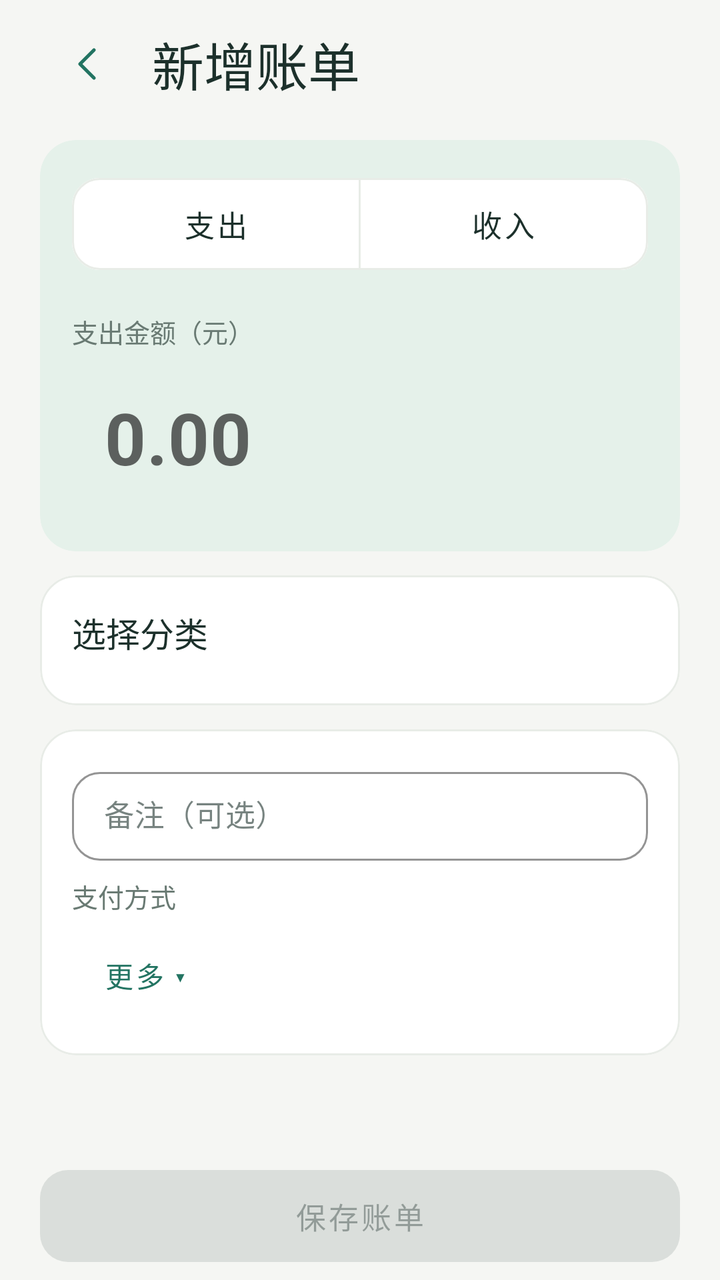
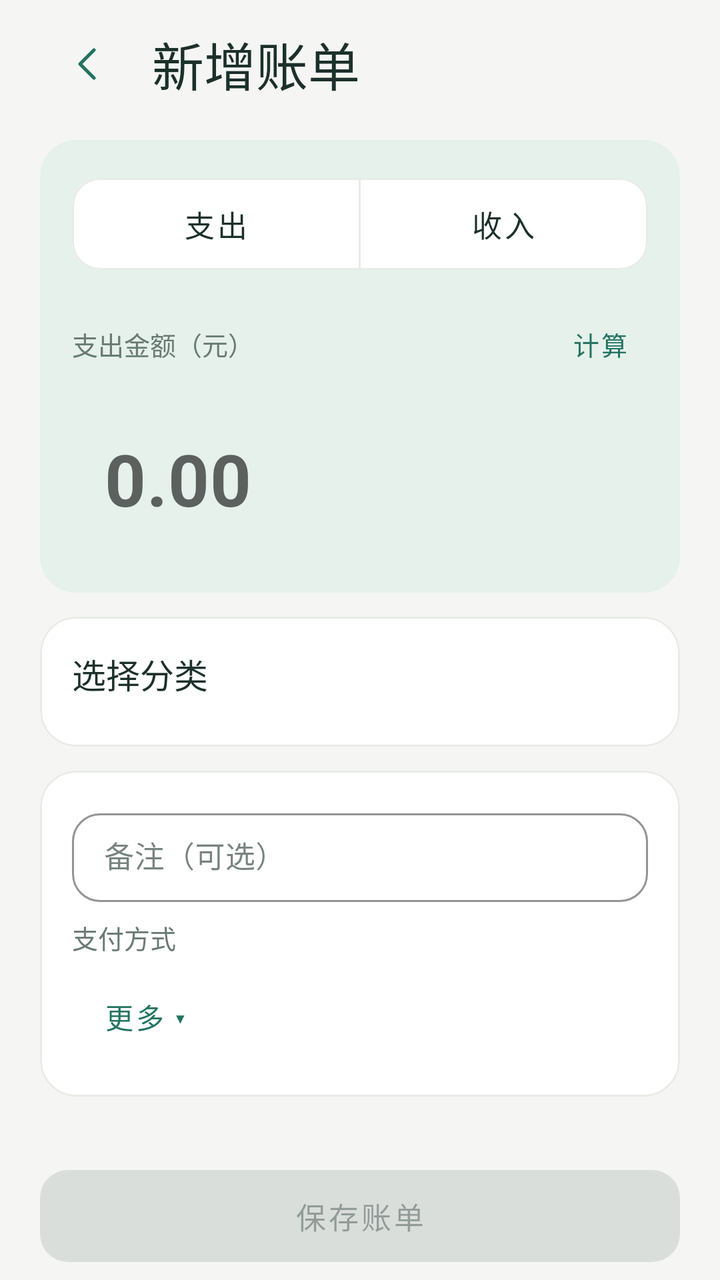

The first picture is an Android layout as it rendered before a commit; the second is the same layout after the commit. The layout source and the unified diff follow.
<!-- AndroidManifest.xml: application theme Theme.LightLedger -->
<!-- res/layout/activity_transaction_editor.xml -->
<?xml version='1.0' encoding='utf-8'?>
<LinearLayout xmlns:android="http://schemas.android.com/apk/res/android" xmlns:app="http://schemas.android.com/apk/res-auto" android:layout_width="match_parent" android:layout_height="match_parent" android:background="?attr/ledgerBackground" android:orientation="vertical">
    <LinearLayout android:layout_width="match_parent" android:layout_height="wrap_content" android:gravity="center_vertical" android:orientation="horizontal" android:paddingHorizontal="@dimen/ledger_page_gutter" android:paddingTop="8dp">
        <com.google.android.material.button.MaterialButton android:id="@+id/goBack" style="@style/LedgerTextButton" android:layout_width="48dp" android:layout_height="48dp" android:padding="0dp" android:minWidth="0dp" android:contentDescription="返回" app:icon="@drawable/ic_arrow_left" app:iconGravity="textStart" app:iconPadding="0dp" />
        <TextView android:id="@+id/pageTitle" style="@style/LedgerPageTitle" android:layout_width="0dp" android:layout_height="wrap_content" android:layout_weight="1" android:layout_marginStart="8dp" android:text="新增账单" />
    </LinearLayout>
    <ScrollView android:id="@+id/editorScroll" android:layout_width="match_parent" android:layout_height="0dp" android:layout_weight="1" android:clipToPadding="false" android:fillViewport="true">
        <LinearLayout android:layout_width="match_parent" android:layout_height="wrap_content" android:orientation="vertical" android:paddingHorizontal="@dimen/ledger_page_gutter" android:paddingBottom="12dp">
            <TextView android:id="@+id/ocrWarning" style="@style/LedgerCaption" android:layout_width="match_parent" android:layout_height="wrap_content" android:layout_marginTop="12dp" android:background="@drawable/bg_soft" android:padding="14dp" android:textColor="?attr/colorOnSurface" android:visibility="gone" />
            <com.google.android.material.card.MaterialCardView style="@style/LedgerCard" android:layout_width="match_parent" android:layout_height="wrap_content" android:layout_marginTop="14dp" app:cardBackgroundColor="?attr/ledgerSoft" app:strokeWidth="0dp">
                <LinearLayout android:layout_width="match_parent" android:layout_height="wrap_content" android:orientation="vertical" android:padding="16dp">
                    <com.google.android.material.button.MaterialButtonToggleGroup android:id="@+id/typeToggle" android:layout_width="match_parent" android:layout_height="wrap_content" app:singleSelection="true" app:selectionRequired="true">
                        <com.google.android.material.button.MaterialButton android:id="@+id/expenseOption" style="@style/LedgerToggleButton" android:layout_width="0dp" android:layout_height="wrap_content" android:layout_weight="1" android:text="支出" />
                        <com.google.android.material.button.MaterialButton android:id="@+id/incomeOption" style="@style/LedgerToggleButton" android:layout_width="0dp" android:layout_height="wrap_content" android:layout_weight="1" android:text="收入" />
                        <com.google.android.material.button.MaterialButton android:id="@+id/specialTypeOption" style="@style/LedgerToggleButton" android:layout_width="0dp" android:layout_height="wrap_content" android:layout_weight="1" android:visibility="gone" />
                    </com.google.android.material.button.MaterialButtonToggleGroup>
                    <TextView android:id="@+id/amountLabel" style="@style/LedgerCaption" android:layout_width="match_parent" android:layout_height="wrap_content" android:layout_marginTop="18dp" android:text="支出金额（元）" />
                    <com.google.android.material.textfield.TextInputLayout android:id="@+id/amountInput" android:layout_width="match_parent" android:layout_height="wrap_content" android:layout_marginTop="2dp" app:boxBackgroundMode="none" app:hintEnabled="false" app:prefixText="¥" app:prefixTextAppearance="@style/LedgerAmountText" app:prefixTextColor="?attr/colorOnSurface">
                        <com.google.android.material.textfield.TextInputEditText android:id="@+id/amount" android:layout_width="match_parent" android:layout_height="wrap_content" android:hint="0.00" android:imeOptions="actionNext" android:inputType="numberDecimal" android:maxLines="1" android:fontFeatureSettings="tnum" android:textColor="?attr/colorOnSurface" android:textSize="36sp" android:textStyle="bold" />
                    </com.google.android.material.textfield.TextInputLayout>
                </LinearLayout>
            </com.google.android.material.card.MaterialCardView>
            <com.google.android.material.card.MaterialCardView style="@style/LedgerCard" android:layout_width="match_parent" android:layout_height="wrap_content" android:layout_marginTop="12dp">
                <LinearLayout android:layout_width="match_parent" android:layout_height="wrap_content" android:orientation="vertical" android:padding="16dp">
                    <TextView style="@style/LedgerSectionTitle" android:layout_width="match_parent" android:layout_height="wrap_content" android:text="选择分类" />
                    <com.google.android.material.chip.ChipGroup android:id="@+id/categoryChips" android:layout_width="match_parent" android:layout_height="wrap_content" android:layout_marginTop="8dp" app:chipSpacingHorizontal="6dp" app:chipSpacingVertical="6dp" app:singleSelection="true" />
                    <com.google.android.material.button.MaterialButton android:id="@+id/expandCategories" style="@style/LedgerTextButton" android:layout_width="match_parent" android:layout_height="wrap_content" android:layout_marginTop="4dp" android:gravity="start|center_vertical" android:text="展开不常用分类 ▾" android:visibility="gone" />
                    <com.google.android.material.chip.ChipGroup android:id="@+id/occasionalCategoryChips" android:layout_width="match_parent" android:layout_height="wrap_content" android:layout_marginTop="4dp" app:chipSpacingHorizontal="6dp" app:chipSpacingVertical="6dp" app:singleSelection="true" android:visibility="gone" />
                </LinearLayout>
            </com.google.android.material.card.MaterialCardView>
            <com.google.android.material.card.MaterialCardView style="@style/LedgerCard" android:layout_width="match_parent" android:layout_height="wrap_content" android:layout_marginTop="12dp">
                <LinearLayout android:layout_width="match_parent" android:layout_height="wrap_content" android:orientation="vertical" android:padding="16dp">
                    <com.google.android.material.textfield.TextInputLayout android:layout_width="match_parent" android:layout_height="wrap_content" android:hint="备注（可选）">
                        <com.google.android.material.textfield.TextInputEditText android:id="@+id/note" android:layout_width="match_parent" android:layout_height="wrap_content" android:inputType="textMultiLine" android:minLines="1" android:maxLines="3" android:textSize="15sp" android:paddingVertical="12dp" />
                    </com.google.android.material.textfield.TextInputLayout>
                    <FrameLayout android:id="@+id/primaryPayment" android:layout_width="match_parent" android:layout_height="wrap_content">
                        <LinearLayout android:id="@+id/paymentChoices" android:layout_width="match_parent" android:layout_height="wrap_content" android:orientation="vertical">
                            <TextView style="@style/LedgerCaption" android:layout_width="match_parent" android:layout_height="wrap_content" android:layout_marginTop="8dp" android:text="支付方式" />
                            <com.google.android.material.chip.ChipGroup android:id="@+id/paymentMethodChips" android:layout_width="match_parent" android:layout_height="wrap_content" android:layout_marginTop="6dp" app:chipSpacingHorizontal="4dp" app:singleLine="true" app:singleSelection="true" app:selectionRequired="true" />
                        </LinearLayout>
                    </FrameLayout>
                    <com.google.android.material.button.MaterialButton android:id="@+id/refundLink" style="@style/LedgerOutlineButton" android:layout_width="match_parent" android:layout_height="wrap_content" android:layout_marginTop="8dp" android:text="关联原支出（可选）" android:visibility="gone" />
                    <com.google.android.material.button.MaterialButton android:id="@+id/moreDetails" style="@style/LedgerTextButton" android:layout_width="match_parent" android:layout_height="wrap_content" android:gravity="start|center_vertical" android:text="更多 ▾" />
                    <LinearLayout android:id="@+id/additionalDetails" android:layout_width="match_parent" android:layout_height="wrap_content" android:orientation="vertical" android:visibility="gone">
                        <com.google.android.material.textfield.TextInputLayout android:layout_width="match_parent" android:layout_height="wrap_content" android:hint="商户（可选）">
                            <com.google.android.material.textfield.TextInputEditText android:id="@+id/merchant" android:layout_width="match_parent" android:layout_height="wrap_content" android:singleLine="true" />
                        </com.google.android.material.textfield.TextInputLayout>
                        <CheckBox android:id="@+id/rememberMerchant" android:layout_width="match_parent" android:layout_height="wrap_content" android:minHeight="48dp" android:text="记住这个商户的分类" android:textColor="?attr/colorOnSurface" android:textSize="14sp" />
                        <com.google.android.material.button.MaterialButton android:id="@+id/timestamp" style="@style/LedgerOutlineButton" android:layout_width="match_parent" android:layout_height="wrap_content" />
                        <com.google.android.material.button.MaterialButton android:id="@+id/tags" style="@style/LedgerOutlineButton" android:layout_width="match_parent" android:layout_height="wrap_content" android:layout_marginTop="8dp" android:text="标签：未选择" />
                    </LinearLayout>
                </LinearLayout>
            </com.google.android.material.card.MaterialCardView>
            <TextView android:id="@+id/ocrRawText" style="@style/LedgerCaption" android:layout_width="match_parent" android:layout_height="wrap_content" android:layout_marginTop="18dp" android:visibility="gone" />
            <com.google.android.material.button.MaterialButton android:id="@+id/delete" style="@style/LedgerOutlineButton" android:layout_width="match_parent" android:layout_height="wrap_content" android:layout_marginTop="8dp" android:text="删除账单" android:textColor="@color/ledger_orange" android:visibility="gone" />
        </LinearLayout>
    </ScrollView>
    <LinearLayout android:layout_width="match_parent" android:layout_height="wrap_content" android:orientation="vertical" android:background="?attr/ledgerBackground" android:paddingHorizontal="@dimen/ledger_page_gutter" android:paddingVertical="6dp">
        <com.google.android.material.button.MaterialButton android:id="@+id/save" style="@style/LedgerButton" android:layout_width="match_parent" android:layout_height="wrap_content" android:enabled="false" android:text="保存账单" />
    </LinearLayout>
</LinearLayout>
<!-- resources referenced by this layout -->
<resources>
  <color name="ledger_orange">#AF603B</color>
  <dimen name="ledger_page_gutter">20dp</dimen>
  <!-- drawable bg_soft (drawable) -->
  <shape xmlns:android="http://schemas.android.com/apk/res/android"><solid android:color="?attr/ledgerSoft"/><corners android:radius="20dp"/></shape>
  <!-- drawable ic_arrow_left (drawable) -->
  <vector xmlns:android="http://schemas.android.com/apk/res/android" android:width="24dp" android:height="24dp" android:viewportWidth="24" android:viewportHeight="24"><path android:pathData="M15,5 L8,12 L15,19" android:fillColor="@android:color/transparent" android:strokeColor="?attr/colorPrimary" android:strokeWidth="1.7" android:strokeLineCap="round" android:strokeLineJoin="round"/></vector>
  <style name="LedgerAmountText" parent="TextAppearance.AppCompat.Large">
          <item name="android:textSize">36sp</item>
          <item name="android:textStyle">bold</item>
          <item name="android:fontFamily">sans-serif</item>
          <item name="android:textColor">?attr/colorOnSurface</item>
      </style>
  <style name="LedgerCaption"><item name="android:textColor">?attr/ledgerMuted</item><item name="android:textSize">13sp</item><item name="android:lineSpacingExtra">3dp</item></style>
  <style name="LedgerCard" parent="Widget.MaterialComponents.CardView">
          <item name="cardCornerRadius">18dp</item><item name="cardElevation">0dp</item><item name="cardBackgroundColor">@color/white</item>
          <item name="strokeColor">?attr/ledgerBorder</item><item name="strokeWidth">1dp</item>
      </style>
  <style name="LedgerPageTitle"><item name="android:textColor">?attr/colorOnSurface</item><item name="android:textSize">26sp</item><item name="android:fontFamily">sans-serif-medium</item></style>
  <style name="LedgerSectionTitle"><item name="android:textColor">?attr/colorOnSurface</item><item name="android:textSize">17sp</item><item name="android:fontFamily">sans-serif-medium</item></style>
  <style name="LedgerTextButton" parent="Widget.MaterialComponents.Button.TextButton">
          <item name="android:minHeight">48dp</item><item name="android:textAllCaps">false</item><item name="android:textSize">14sp</item><item name="cornerRadius">12dp</item>
      </style>
  <style name="LedgerToggleButton" parent="LedgerOutlineButton">
          <item name="backgroundTint">@color/ledger_chip_background</item>
          <item name="android:textColor">@color/ledger_chip_text</item>
      </style>
  <color name="white">#FFFFFF</color>
  <color name="ledger_teal">#237462</color>
  <color name="ledger_teal_dark">#184D40</color>
  <color name="ledger_ink">#1C302B</color>
  <color name="ledger_background">#F5F6F3</color>
  <color name="ledger_teal_soft">#E5F1EA</color>
  <color name="ledger_muted">#697A73</color>
  <color name="ledger_border">#E8ECE7</color>
  <style name="LedgerWindowAnimation" parent="android:style/Animation.Activity">
          <item name="android:activityOpenEnterAnimation">@null</item>
          <item name="android:activityOpenExitAnimation">@null</item>
          <item name="android:activityCloseEnterAnimation">@null</item>
          <item name="android:activityCloseExitAnimation">@null</item>
      </style>
  <style name="LedgerInput" parent="Widget.MaterialComponents.TextInputLayout.OutlinedBox">
          <item name="boxCornerRadiusTopStart">14dp</item><item name="boxCornerRadiusTopEnd">14dp</item><item name="boxCornerRadiusBottomStart">14dp</item><item name="boxCornerRadiusBottomEnd">14dp</item>
          <item name="boxBackgroundColor">@color/white</item><item name="boxStrokeColor">?attr/colorPrimary</item>
      </style>
  <!-- unchanged entries left out for length: 3 -->
</resources>

<!-- the commit's change to res/layout/activity_transaction_editor.xml (unified diff, before → after) -->
@@ -14,7 +14,10 @@
                         <com.google.android.material.button.MaterialButton android:id="@+id/incomeOption" style="@style/LedgerToggleButton" android:layout_width="0dp" android:layout_height="wrap_content" android:layout_weight="1" android:text="收入" />
                         <com.google.android.material.button.MaterialButton android:id="@+id/specialTypeOption" style="@style/LedgerToggleButton" android:layout_width="0dp" android:layout_height="wrap_content" android:layout_weight="1" android:visibility="gone" />
                     </com.google.android.material.button.MaterialButtonToggleGroup>
-                    <TextView android:id="@+id/amountLabel" style="@style/LedgerCaption" android:layout_width="match_parent" android:layout_height="wrap_content" android:layout_marginTop="18dp" android:text="支出金额（元）" />
+                    <LinearLayout android:layout_width="match_parent" android:layout_height="wrap_content" android:layout_marginTop="10dp" android:gravity="center_vertical" android:orientation="horizontal">
+                        <TextView android:id="@+id/amountLabel" style="@style/LedgerCaption" android:layout_width="0dp" android:layout_height="wrap_content" android:layout_weight="1" android:text="支出金额（元）" />
+                        <com.google.android.material.button.MaterialButton android:id="@+id/calculateAmount" style="@style/LedgerTextButton" android:layout_width="wrap_content" android:layout_height="wrap_content" android:minWidth="48dp" android:minHeight="48dp" android:paddingHorizontal="8dp" android:text="计算" android:textSize="13sp" android:contentDescription="打开金额加减乘除计算" />
+                    </LinearLayout>
                     <com.google.android.material.textfield.TextInputLayout android:id="@+id/amountInput" android:layout_width="match_parent" android:layout_height="wrap_content" android:layout_marginTop="2dp" app:boxBackgroundMode="none" app:hintEnabled="false" app:prefixText="¥" app:prefixTextAppearance="@style/LedgerAmountText" app:prefixTextColor="?attr/colorOnSurface">
                         <com.google.android.material.textfield.TextInputEditText android:id="@+id/amount" android:layout_width="match_parent" android:layout_height="wrap_content" android:hint="0.00" android:imeOptions="actionNext" android:inputType="numberDecimal" android:maxLines="1" android:fontFeatureSettings="tnum" android:textColor="?attr/colorOnSurface" android:textSize="36sp" android:textStyle="bold" />
                     </com.google.android.material.textfield.TextInputLayout>
@@ -30,7 +33,7 @@
             </com.google.android.material.card.MaterialCardView>
             <com.google.android.material.card.MaterialCardView style="@style/LedgerCard" android:layout_width="match_parent" android:layout_height="wrap_content" android:layout_marginTop="12dp">
                 <LinearLayout android:layout_width="match_parent" android:layout_height="wrap_content" android:orientation="vertical" android:padding="16dp">
-                    <com.google.android.material.textfield.TextInputLayout android:layout_width="match_parent" android:layout_height="wrap_content" android:hint="备注（可选）">
+                    <com.google.android.material.textfield.TextInputLayout android:id="@+id/noteInput" android:layout_width="match_parent" android:layout_height="wrap_content" android:hint="备注（可选）">
                         <com.google.android.material.textfield.TextInputEditText android:id="@+id/note" android:layout_width="match_parent" android:layout_height="wrap_content" android:inputType="textMultiLine" android:minLines="1" android:maxLines="3" android:textSize="15sp" android:paddingVertical="12dp" />
                     </com.google.android.material.textfield.TextInputLayout>
                     <FrameLayout android:id="@+id/primaryPayment" android:layout_width="match_parent" android:layout_height="wrap_content">
